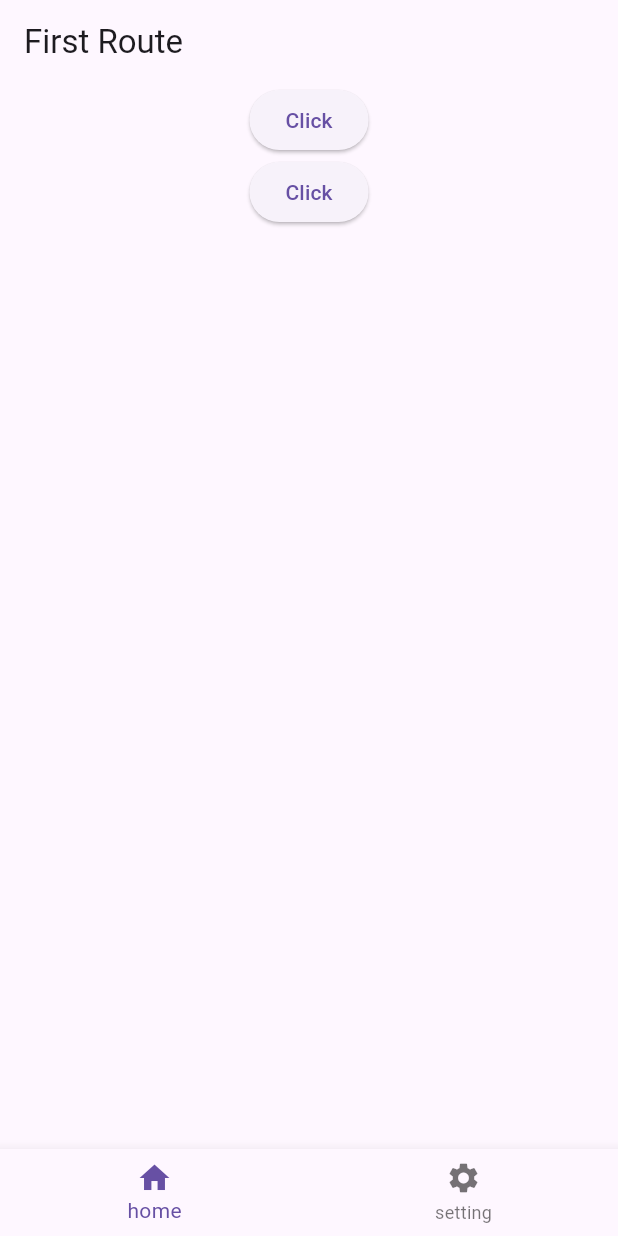
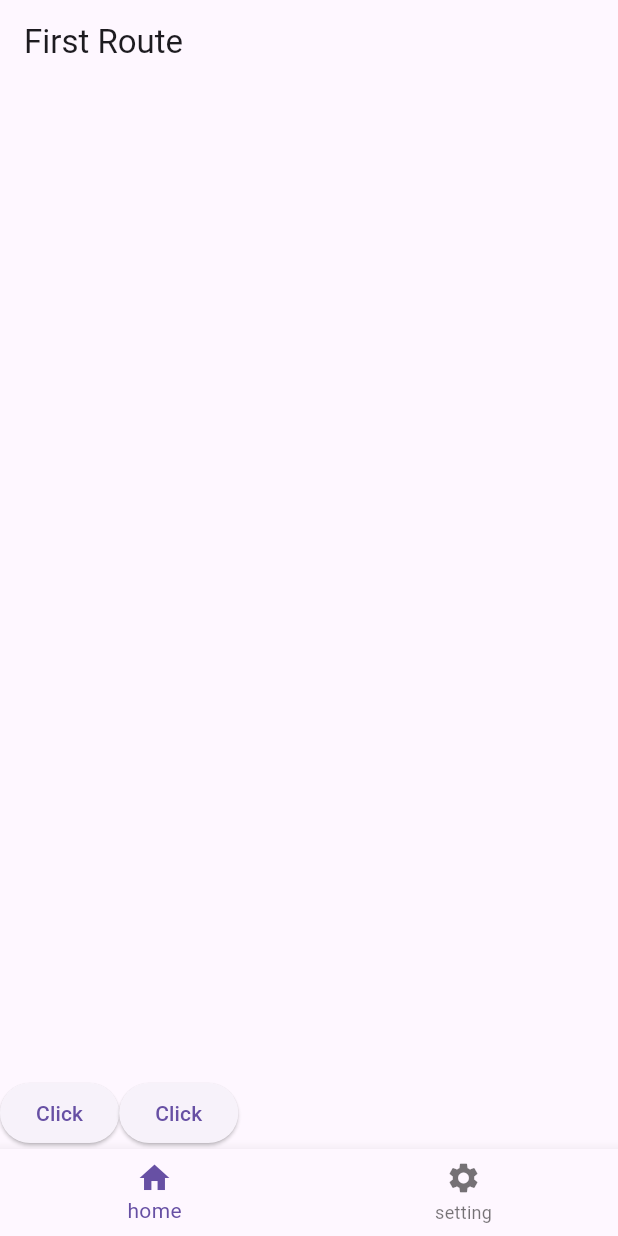
Before and after one commit to miyenChen/flutter_test, a Flutter app: the screen it shows after launch, on a phone screen of 412 x 824 dp. Run offline on Flutter 3.47's test engine with Material 3 defaults, Android fonts, the light colour scheme and no system bars.

Commit message:
feat: SizeBox 設定容器尺寸、讓內容物撐滿父層

```diff
--- a/lib/main.dart
+++ b/lib/main.dart
@@ -26,7 +26,16 @@ class _MyAppState extends State<MyApp> {
             title: const Text('First Route'),
           ),
           body: Center(
-            child: Column(
+            child: SizedBox(
+              //需要設定容器寬度、高度時，在外層添加 SizedBox
+              //可以設定: 數字 / 最大值 max() / 最小值 min() / 撐滿父層空間 double.infinity
+              width: double.infinity,
+              height: double.infinity,
+              // Column 直排 / Row 行排
+              child: Row(
+                //mainAxisAlignment / crossAxisAlignment 可以想像為用 justify-content / align-items 排版
+                mainAxisAlignment: MainAxisAlignment.start,
+                crossAxisAlignment: CrossAxisAlignment.end,
                 children: [
                   ElevatedButton(
                     //用變數的值為按鈕名稱
@@ -47,6 +56,7 @@ class _MyAppState extends State<MyApp> {
                     },
                   ),
                 ],
+              ),
             ),
           ),
           //下方導欄列，最少要兩個項目，可設定顏色、大小、名稱、icon
```
Lines whose indentation alone changed are shown as unchanged.
